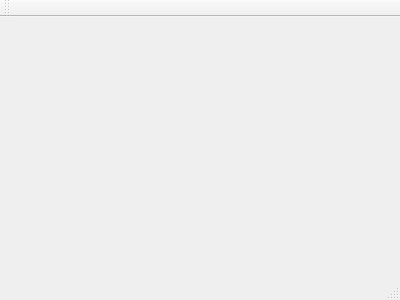
First picture: the form in ProjetCPOA/mainwindow.ui, repository simonh88/projetL3, before the edit.
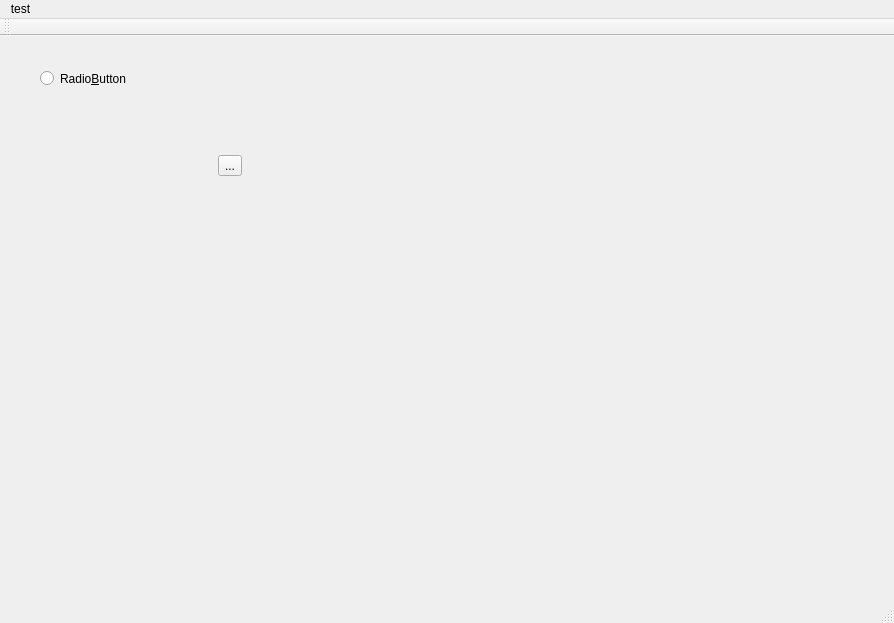
Second picture: the form after the edit.

Commit message: Ajout du readme avec todo

What changed in the file:
```diff
--- a/ProjetCPOA/mainwindow.ui
+++ b/ProjetCPOA/mainwindow.ui
@@ -1,24 +1,78 @@
 <ui version="4.0">
  <class>MainWindow</class>
- <widget class="QMainWindow" name="MainWindow" >
-  <property name="geometry" >
+ <widget class="QMainWindow" name="MainWindow">
+  <property name="geometry">
    <rect>
     <x>0</x>
     <y>0</y>
-    <width>400</width>
-    <height>300</height>
+    <width>894</width>
+    <height>623</height>
    </rect>
   </property>
   <property name="windowTitle" >
    <string>MainWindow</string>
   </property>
-  <widget class="QMenuBar" name="menuBar" />
-  <widget class="QToolBar" name="mainToolBar" />
-  <widget class="QWidget" name="centralWidget" />
-  <widget class="QStatusBar" name="statusBar" />
+  <widget class="QWidget" name="centralWidget">
+   <widget class="QWidget" name="gridLayoutWidget">
+    <property name="geometry">
+     <rect>
+      <x>150</x>
+      <y>90</y>
+      <width>160</width>
+      <height>80</height>
+     </rect>
+    </property>
+    <layout class="QGridLayout" name="gridLayout">
+     <item row="0" column="0">
+      <widget class="QToolButton" name="toolButton">
+       <property name="text">
+        <string>...</string>
+       </property>
+      </widget>
+     </item>
+    </layout>
+   </widget>
+   <widget class="QRadioButton" name="radioButton">
+    <property name="geometry">
+     <rect>
+      <x>40</x>
+      <y>30</y>
+      <width>134</width>
+      <height>25</height>
+     </rect>
+    </property>
+    <property name="text">
+     <string>Radio&amp;Button</string>
+    </property>
+   </widget>
+  </widget>
+  <widget class="QMenuBar" name="menuBar">
+   <property name="geometry">
+    <rect>
+     <x>0</x>
+     <y>0</y>
+     <width>894</width>
+     <height>30</height>
+    </rect>
+   </property>
+   <widget class="QMenu" name="menuTest">
+    <property name="title">
+     <string>test</string>
+    </property>
+   </widget>
+   <addaction name="menuTest"/>
+  </widget>
+  <widget class="QToolBar" name="mainToolBar">
+   <attribute name="toolBarArea">
+    <enum>TopToolBarArea</enum>
+   </attribute>
+   <attribute name="toolBarBreak">
+    <bool>false</bool>
+   </attribute>
+  </widget>
+  <widget class="QStatusBar" name="statusBar"/>
  </widget>
- <layoutDefault spacing="6" margin="11" />
- <pixmapfunction></pixmapfunction>
+ <layoutdefault spacing="6" margin="11"/>
  <resources/>
  <connections/>
 </ui>
```
Left out of the diff: 3 changed lines with no effect on the pictures. The commit also changes 2 other files.
